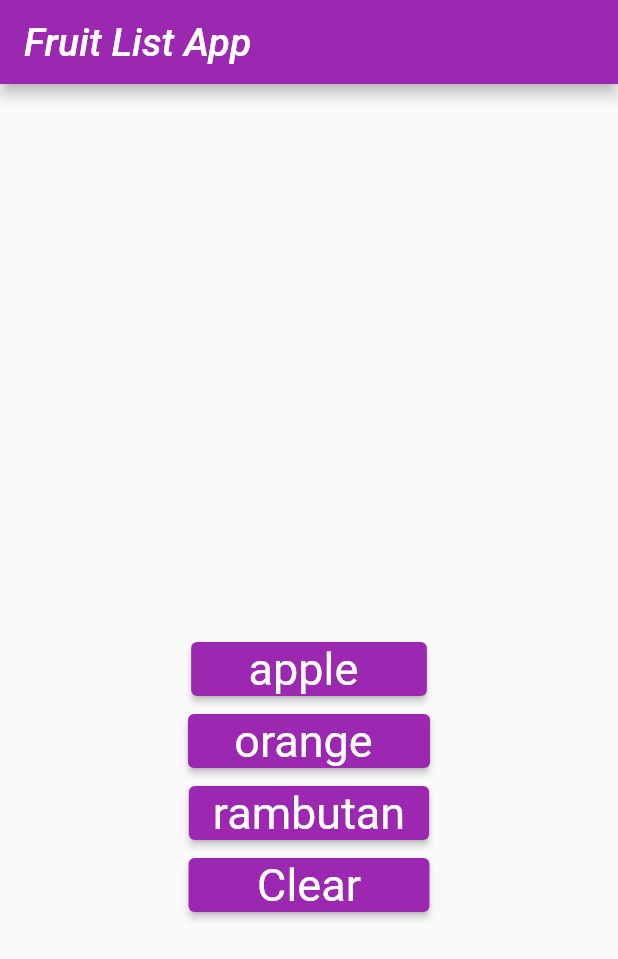
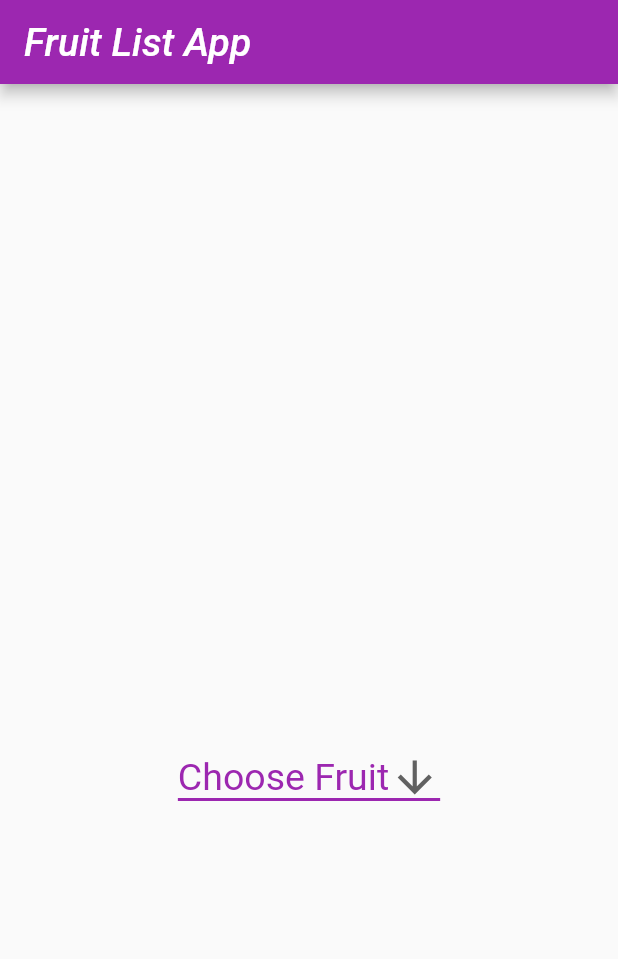
Before and after one commit to ObeidSalem/list_in_flutter, a Flutter app: the screen it shows after launch, on a phone screen of 412 x 824 dp. Shown: the top 959 px of the screen. Run offline on Flutter 3.47's test engine with Material 2 defaults, Android fonts, the phone set to English and light mode, and no system bars.

Commit message:
DropDown List has been added

```diff
--- a/lib/main.dart
+++ b/lib/main.dart
@@ -30,9 +30,10 @@ class MyApp extends StatefulWidget {
 
 class MyAppState extends State<MyApp> {
   var fruitIndex = 0;
+  String dropDownValue = "Choose Fruit";
 
   @override
-  var fruitList = [" ", "apple", "orange", "rambutan"];
+  var fruitList = [" ", "Apple", "Orange", "Rambutan"];
   Widget build(BuildContext context) {
     return MaterialApp(
       theme: ThemeData(
@@ -52,13 +53,13 @@ class MyAppState extends State<MyApp> {
               fontFamily: 'Hind'
           ),
         ),
-        elevatedButtonTheme: ElevatedButtonThemeData(
-          style: ElevatedButton.styleFrom(
-            textStyle: TextStyle(
-              fontSize: 30,
-            ),
-          ),
-        ),
+        // elevatedButtonTheme: ElevatedButtonThemeData(
+        //   style: ElevatedButton.styleFrom(
+        //     textStyle: const TextStyle(
+        //       fontSize: 30,
+        //     ),
+        //   ),
+        // ),
       ),
       home: Scaffold(
         appBar: AppBar(
@@ -69,30 +70,61 @@ class MyAppState extends State<MyApp> {
             mainAxisAlignment: MainAxisAlignment.center,
             children: [
               Text('${fruitList[fruitIndex]}\n\n'),
-              ElevatedButton(child: Text('   apple    '), onPressed: () => {
-                setState(() {
-                  fruitIndex = 1;
-                }),
-                print('Button Pressed, fruitIndex value is ${fruitIndex} now'),
-              }),
-              ElevatedButton(child: Text('  orange   '),onPressed: () => {
-                setState(() {
-                  fruitIndex = 2;
-                }),
-                print('Button Pressed, fruitIndex value is ${fruitIndex} now'),
-              }),
-              ElevatedButton(child: Text('rambutan'),onPressed: () => {
-                setState(() {
-                  fruitIndex = 3;
-                }),
-                print('Button Pressed, fruitIndex value is ${fruitIndex} now'),
-              }),
-              ElevatedButton(child: Text('    Clear    '),onPressed: () => {
-                setState(() {
-                  fruitIndex = 0;
-                }),
-                print('Button Pressed, fruitIndex value is ${fruitIndex} now'),
-              }),
+              DropdownButton<String>(
+                value: dropDownValue,
+                icon: const Icon(Icons.arrow_downward),
+                iconSize: 34,
+                elevation: 16,
+                style: const TextStyle(color: Colors.purple, fontSize: 25),
+                underline: Container(
+                  height: 2,
+                  color: Colors.purple,
+                ),
+                items: <String>['Choose Fruit', "Apple", "Orange", "Rambutan"].map((String value) {
+                  return DropdownMenuItem<String>(
+                    value: value,
+                    child: Text(value),
+                  );
+                }).toList(),
+                onChanged: (String? newValue) {
+                  setState(() {
+                    dropDownValue = newValue!;
+                    if (newValue == 'Choose Fruit')
+                      fruitIndex = 0;
+                    else if (newValue==fruitList[1])
+                      fruitIndex = 1;
+                    else if (newValue==fruitList[2])
+                      fruitIndex = 2;
+                    else if (newValue==fruitList[3])
+                      fruitIndex = 3;
+                    else
+                      fruitIndex = 0;
+                  });
+                },              )
+              // ElevatedButton(child: Text('   apple    '), onPressed: () => {
+              //   setState(() {
+              //     fruitIndex = 1;
+              //   }),
+              //   print('Button Pressed, fruitIndex value is ${fruitIndex} now'),
+              // }),
+              // ElevatedButton(child: Text('  orange   '),onPressed: () => {
+              //   setState(() {
+              //     fruitIndex = 2;
+              //   }),
+              //   print('Button Pressed, fruitIndex value is ${fruitIndex} now'),
+              // }),
+              // ElevatedButton(child: Text('rambutan'),onPressed: () => {
+              //   setState(() {
+              //     fruitIndex = 3;
+              //   }),
+              //   print('Button Pressed, fruitIndex value is ${fruitIndex} now'),
+              // }),
+              // ElevatedButton(child: Text('    Clear    '),onPressed: () => {
+              //   setState(() {
+              //     fruitIndex = 0;
+              //   }),
+              //   print('Button Pressed, fruitIndex value is ${fruitIndex} now'),
+              // }),
             ],
           ),
         ),
```
